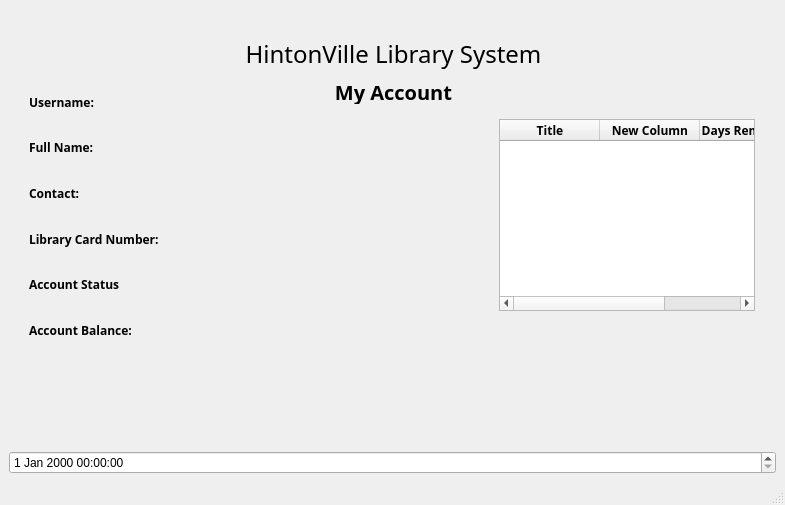
First picture: the form in mainwindow.ui, repository xanyu12/3004HinLIBS, before the edit.
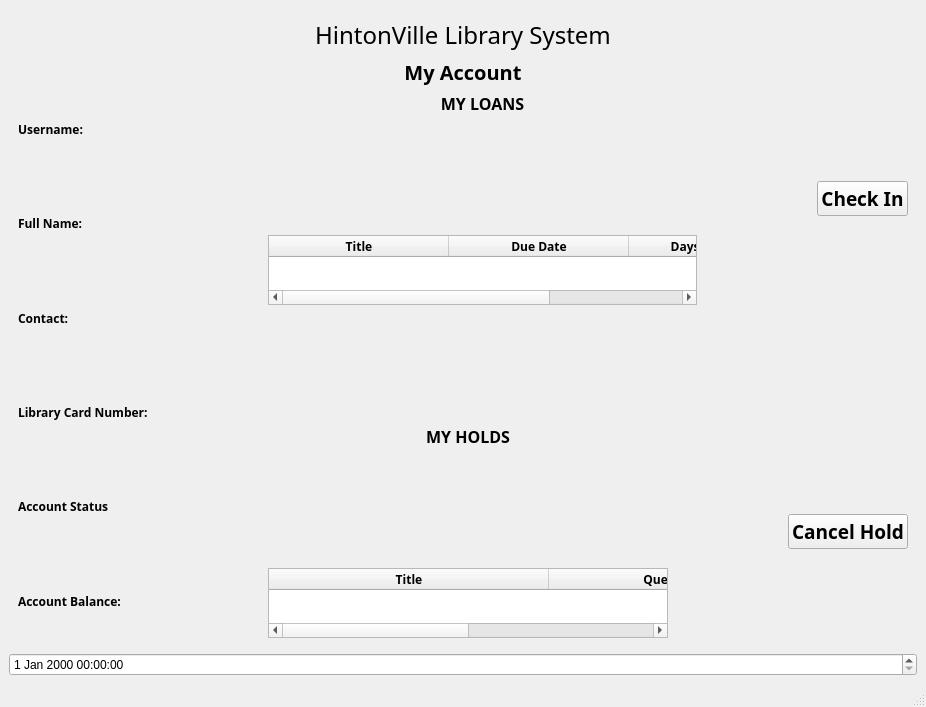
Second picture: the form after the edit.

Patch:
```diff
--- a/mainwindow.ui
+++ b/mainwindow.ui
@@ -6,8 +6,8 @@
    <rect>
     <x>0</x>
     <y>0</y>
-    <width>785</width>
-    <height>505</height>
+    <width>926</width>
+    <height>659</height>
    </rect>
   </property>
   <property name="font">
@@ -787,15 +787,9 @@
        </layout>
       </widget>
       <widget class="QWidget" name="PatronAccountPage">
+       <layout class="QVBoxLayout" name="verticalLayout_12">
+        <item>
        <widget class="QLabel" name="hintonTitle_6">
-        <property name="geometry">
-         <rect>
-          <x>10</x>
-          <y>30</y>
-          <width>749</width>
-          <height>30</height>
-         </rect>
-        </property>
         <property name="font">
          <font>
           <family>Quicksand Light</family>
@@ -810,15 +804,9 @@
          <set>Qt::AlignCenter</set>
         </property>
        </widget>
+        </item>
+        <item>
        <widget class="QLabel" name="staffloginLabel_6">
-        <property name="geometry">
-         <rect>
-          <x>10</x>
-          <y>70</y>
-          <width>749</width>
-          <height>25</height>
-         </rect>
-        </property>
         <property name="font">
          <font>
           <family>Quicksand Light</family>
@@ -835,91 +823,13 @@
          <set>Qt::AlignCenter</set>
         </property>
        </widget>
-       <widget class="QTableWidget" name="tableWidget">
-        <property name="geometry">
-         <rect>
-          <x>490</x>
-          <y>110</y>
-          <width>256</width>
-          <height>192</height>
-         </rect>
-        </property>
-        <column>
-         <property name="text">
-          <string>Title</string>
-         </property>
-         <property name="font">
-          <font>
-           <family>Quicksand</family>
-           <weight>75</weight>
-           <bold>true</bold>
-          </font>
-         </property>
-         <property name="textAlignment">
-          <set>AlignCenter</set>
-         </property>
-         <property name="background">
-          <color>
-           <red>87</red>
-           <green>227</green>
-           <blue>137</blue>
-          </color>
-         </property>
-        </column>
-        <column>
-         <property name="text">
-          <string>New Column</string>
-         </property>
-         <property name="font">
-          <font>
-           <family>Quicksand</family>
-           <weight>75</weight>
-           <bold>true</bold>
-          </font>
-         </property>
-         <property name="textAlignment">
-          <set>AlignCenter</set>
-         </property>
-         <property name="background">
-          <color>
-           <red>87</red>
-           <green>227</green>
-           <blue>137</blue>
-          </color>
-         </property>
-        </column>
-        <column>
-         <property name="text">
-          <string>Days Remaining</string>
-         </property>
-         <property name="font">
-          <font>
-           <family>Quicksand</family>
-           <weight>75</weight>
-           <bold>true</bold>
-          </font>
-         </property>
-         <property name="textAlignment">
-          <set>AlignCenter</set>
-         </property>
-         <property name="background">
-          <color>
-           <red>87</red>
-           <green>227</green>
-           <blue>137</blue>
-          </color>
-         </property>
-        </column>
-       </widget>
-       <widget class="QWidget" name="">
-        <property name="geometry">
-         <rect>
-          <x>20</x>
-          <y>80</y>
-          <width>139</width>
-          <height>254</height>
-         </rect>
-        </property>
+        </item>
+        <item>
+         <layout class="QHBoxLayout" name="horizontalLayout_9">
+          <property name="spacing">
+           <number>120</number>
+          </property>
+          <item>
         <layout class="QVBoxLayout" name="verticalLayout_8">
          <property name="spacing">
           <number>20</number>
@@ -1015,7 +925,230 @@
           </widget>
          </item>
         </layout>
-       </widget>
+          </item>
+          <item>
+           <layout class="QVBoxLayout" name="verticalLayout_11">
+            <item>
+             <layout class="QHBoxLayout" name="horizontalLayout_7">
+              <item>
+               <layout class="QVBoxLayout" name="verticalLayout_9">
+                <item>
+                 <widget class="QLabel" name="usernameText_7">
+                  <property name="font">
+                   <font>
+                    <family>Quicksand Medium</family>
+                    <pointsize>12</pointsize>
+                    <weight>75</weight>
+                    <italic>false</italic>
+                    <bold>true</bold>
+                   </font>
+                  </property>
+                  <property name="text">
+                   <string>MY LOANS</string>
+                  </property>
+                  <property name="alignment">
+                   <set>Qt::AlignCenter</set>
+                  </property>
+                 </widget>
+                </item>
+                <item>
+                 <widget class="QTableWidget" name="tableWidget">
+                  <attribute name="horizontalHeaderDefaultSectionSize">
+                   <number>180</number>
+                  </attribute>
+                  <attribute name="horizontalHeaderStretchLastSection">
+                   <bool>true</bool>
+                  </attribute>
+                  <column>
+                   <property name="text">
+                    <string>Title</string>
+                   </property>
+                   <property name="font">
+                    <font>
+                     <family>Quicksand</family>
+                     <weight>75</weight>
+                     <bold>true</bold>
+                    </font>
+                   </property>
+                   <property name="textAlignment">
+                    <set>AlignCenter</set>
+                   </property>
+                   <property name="background">
+                    <color>
+                     <red>87</red>
+                     <green>227</green>
+                     <blue>137</blue>
+                    </color>
+                   </property>
+                  </column>
+                  <column>
+                   <property name="text">
+                    <string>Due Date</string>
+                   </property>
+                   <property name="font">
+                    <font>
+                     <family>Quicksand</family>
+                     <weight>75</weight>
+                     <bold>true</bold>
+                    </font>
+                   </property>
+                   <property name="textAlignment">
+                    <set>AlignCenter</set>
+                   </property>
+                   <property name="background">
+                    <color>
+                     <red>87</red>
+                     <green>227</green>
+                     <blue>137</blue>
+                    </color>
+                   </property>
+                  </column>
+                  <column>
+                   <property name="text">
+                    <string>Days Remaining</string>
+                   </property>
+                   <property name="font">
+                    <font>
+                     <family>Quicksand</family>
+                     <weight>75</weight>
+                     <bold>true</bold>
+                    </font>
+                   </property>
+                   <property name="textAlignment">
+                    <set>AlignCenter</set>
+                   </property>
+                   <property name="background">
+                    <color>
+                     <red>87</red>
+                     <green>227</green>
+                     <blue>137</blue>
+                    </color>
+                   </property>
+                  </column>
+                 </widget>
+                </item>
+               </layout>
+              </item>
+              <item>
+               <widget class="QPushButton" name="adminButton_2">
+                <property name="font">
+                 <font>
+                  <family>Quicksand Medium</family>
+                  <pointsize>14</pointsize>
+                  <weight>75</weight>
+                  <italic>false</italic>
+                  <bold>true</bold>
+                 </font>
+                </property>
+                <property name="text">
+                 <string>Check In</string>
+                </property>
+               </widget>
+              </item>
+             </layout>
+            </item>
+            <item>
+             <layout class="QHBoxLayout" name="horizontalLayout_8">
+              <item>
+               <layout class="QVBoxLayout" name="verticalLayout_10">
+                <item>
+                 <widget class="QLabel" name="usernameText_8">
+                  <property name="font">
+                   <font>
+                    <family>Quicksand Medium</family>
+                    <pointsize>12</pointsize>
+                    <weight>75</weight>
+                    <italic>false</italic>
+                    <bold>true</bold>
+                   </font>
+                  </property>
+                  <property name="text">
+                   <string>MY HOLDS</string>
+                  </property>
+                  <property name="alignment">
+                   <set>Qt::AlignCenter</set>
+                  </property>
+                 </widget>
+                </item>
+                <item>
+                 <widget class="QTableWidget" name="tableWidget_2">
+                  <attribute name="horizontalHeaderDefaultSectionSize">
+                   <number>280</number>
+                  </attribute>
+                  <attribute name="horizontalHeaderStretchLastSection">
+                   <bool>true</bool>
+                  </attribute>
+                  <column>
+                   <property name="text">
+                    <string>Title</string>
+                   </property>
+                   <property name="font">
+                    <font>
+                     <family>Quicksand</family>
+                     <weight>75</weight>
+                     <bold>true</bold>
+                    </font>
+                   </property>
+                   <property name="textAlignment">
+                    <set>AlignCenter</set>
+                   </property>
+                   <property name="background">
+                    <color>
+                     <red>98</red>
+                     <green>160</green>
+                     <blue>234</blue>
+                    </color>
+                   </property>
+                  </column>
+                  <column>
+                   <property name="text">
+                    <string>Queue Position</string>
+                   </property>
+                   <property name="font">
+                    <font>
+                     <family>Quicksand</family>
+                     <weight>75</weight>
+                     <bold>true</bold>
+                    </font>
+                   </property>
+                   <property name="textAlignment">
+                    <set>AlignCenter</set>
+                   </property>
+                   <property name="background">
+                    <color>
+                     <red>98</red>
+                     <green>160</green>
+                     <blue>234</blue>
+                    </color>
+                   </property>
+                  </column>
+                 </widget>
+                </item>
+               </layout>
+              </item>
+              <item>
+               <widget class="QPushButton" name="adminButton_3">
+                <property name="font">
+                 <font>
+                  <family>Quicksand Medium</family>
+                  <pointsize>14</pointsize>
+                  <weight>75</weight>
+                  <italic>false</italic>
+                  <bold>true</bold>
+                 </font>
+                </property>
+                <property name="text">
+                 <string>Cancel Hold</string>
+                </property>
+               </widget>
+              </item>
+             </layout>
+            </item>
+           </layout>
+          </item>
+         </layout>
+        </item>
+       </layout>
       </widget>
       <widget class="QWidget" name="StaffHomePage"/>
       <widget class="QWidget" name="AdminHomePage"/>
```
Left out of the diff: 4 changed lines with no effect on the pictures. Lines whose indentation alone changed are shown as unchanged.
